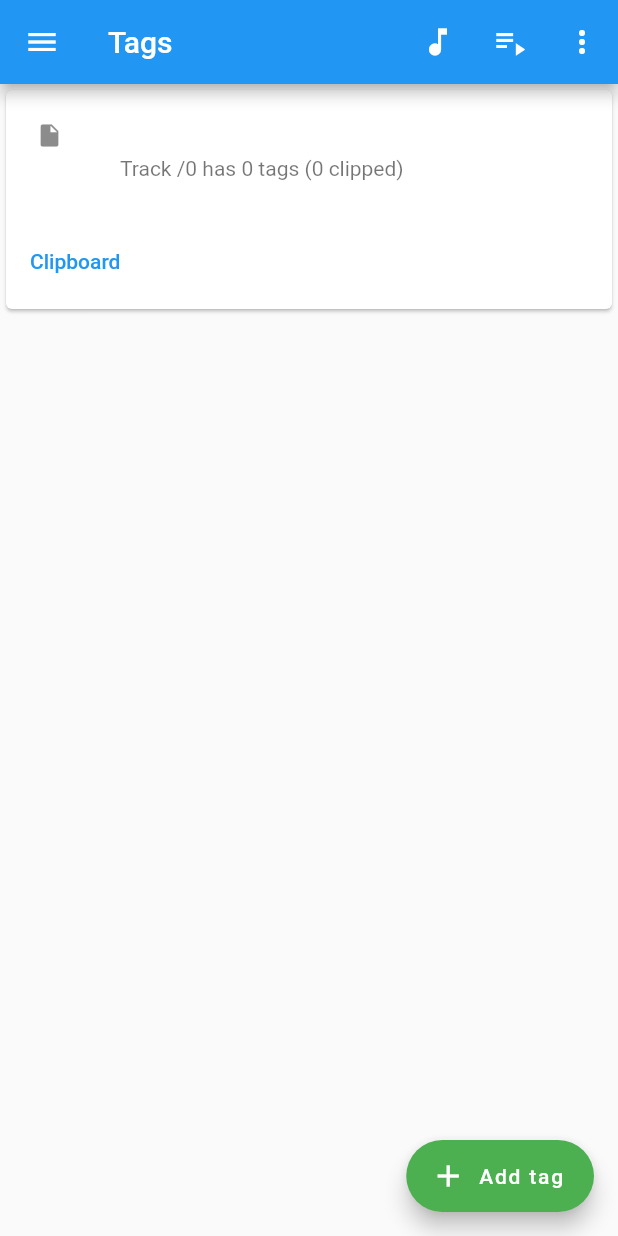
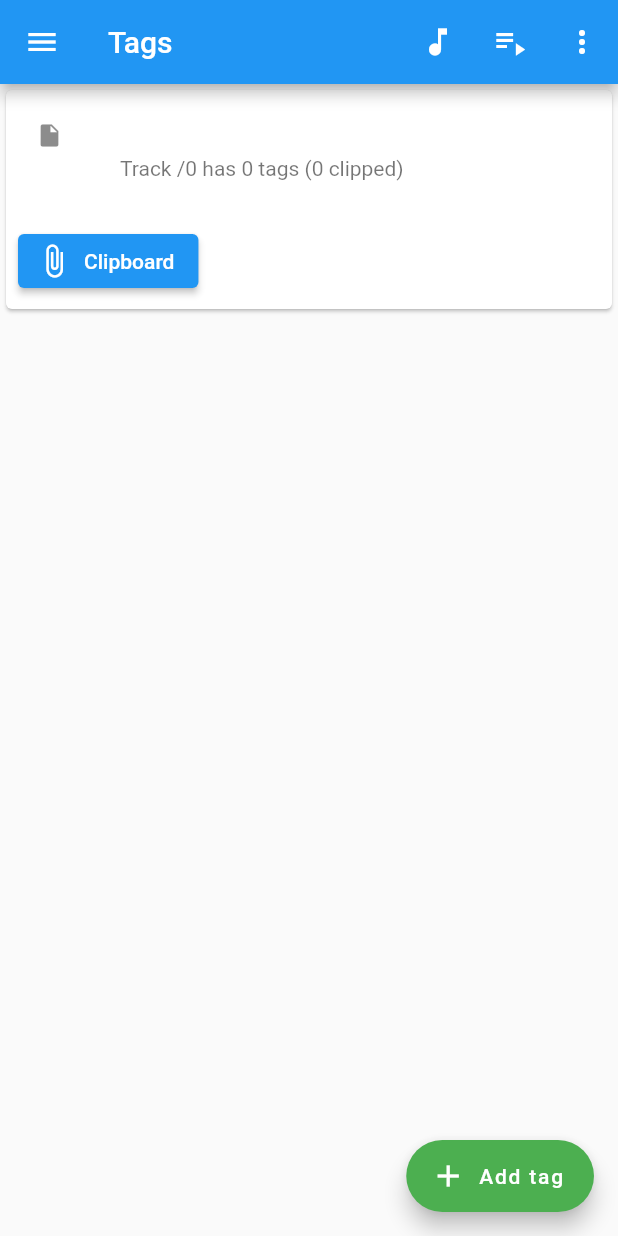
Before and after one commit to davidSchlosser/ql-coda, a Flutter app: the EditTagsView screen opened by its route, on a phone screen of 412 x 824 dp. Run offline on Flutter 3.47's test engine with Material 2 defaults, Android fonts, the phone set to English and light mode, and no system bars; our stand-ins replace bloc, equatable, flutter_bloc, flutter_riverpod, flutter_slidable, flutter_typeahead and 4 more; missing offline and left inert: mqtt_client.

Commit message:
clean code. Add Save button. Change text buttons.

```diff
--- a/ql_coda/lib/screens/track_tags_view.dart
+++ b/ql_coda/lib/screens/track_tags_view.dart
@@ -27,7 +27,7 @@ class EditTagsViewState extends ConsumerState<EditTagsView> {
   late Track track;
   List<Track> editTracks = [];
   late int editTracksIndex;
-  late List<Tag> initialTrackTags;
+  List<Tag>? initialTrackTags;
 
   @override
   initState() {
@@ -53,6 +53,13 @@ class EditTagsViewState extends ConsumerState<EditTagsView> {
     List<Tag> tags = ref.watch(editedTagsProvider);
     _logger.d('EditTagsView building');
 
+    void saveTags(){
+      List<Tag> editedTags = ref.read(editedTagsProvider);
+      saveEditedTags(editedTags, [track]);
+      initialTrackTags = editedTags.toList();
+      _logger.d('save tags');
+    }
+
     return WillPopScope(
       onWillPop: () {
         return (track != editTracks[editTracksIndex])
@@ -60,9 +67,9 @@ class EditTagsViewState extends ConsumerState<EditTagsView> {
             : Future.value(true);
       },
       child: CommonScaffold(
-          title: 'Tags', // TODO show which source (album, queue, playlist)
+          title: 'Tags',
           floatingActionButton: FloatingActionButton.extended(
-            label: Text('Add tag'),// add new tag
+            label: const Text('Add tag'),// add new tag
             onPressed: () {
               Navigator.push(context, EditSingleTagPopup(tagIndex: -1));  // not an existing or clipbaord tag
               // EditSingleTagView(tagIndex: -1); // not an existing or clipbaord tag
@@ -73,29 +80,24 @@ class EditTagsViewState extends ConsumerState<EditTagsView> {
           popupMenu: PopupMenuButton(
             itemBuilder: (BuildContext context) => [
               PopupMenuItem(
-                onTap: () {
-                  List<Tag> editedTags = ref.read(editedTagsProvider);
-                  saveEditedTags(editedTags, [track]);
-                  initialTrackTags = editedTags.toList();
-                  _logger.d('save tags');
-                },
-                child: Text('Save tag changes to track'),
+                onTap: () => saveTags(),
+                child: const Text('Save tag changes to track'),
               ),
               PopupMenuItem(
                 onTap: () => {},
-                child: Text('Clip selected tags'),
+                child: const Text('Clip selected tags'),
               ),
               PopupMenuItem(
                 onTap: () => {},
-                child: Text('Unclip selected tags'),
+                child: const Text('Unclip selected tags'),
               ),
               PopupMenuItem(
                 onTap: () => {},
-                child: Text('Select all'),
+                child: const Text('Select all'),
               ),
               PopupMenuItem(
                 onTap: () => {},
-                child: Text('Deselect all'),
+                child: const Text('Deselect all'),
               ),
               PopupMenuItem<
                   void Function(BuildContext context, WidgetRef? ref)>(
@@ -109,7 +111,7 @@ class EditTagsViewState extends ConsumerState<EditTagsView> {
                     },
                   ));
                 },
-                child: Text('View clipboard tags'),
+                child: const Text('View clipboard tags'),
               ),
             ],
           ),
@@ -138,15 +140,13 @@ class EditTagsViewState extends ConsumerState<EditTagsView> {
                       }),
                     ),
 
-                    // show next/previous buttons more than 1 track
-                    // TODO add a button to save the changes, activated only after changes have been made
-
                     Row(
                       children: [
                         ButtonBar(
                             alignment: MainAxisAlignment.start,
                             children: [
-                              TextButton(
+                              ElevatedButton.icon(
+                                icon: const Icon(Icons.attach_file),
                                   onPressed: (){
                                   // display the tags in the clipboard
                                   Navigator.push(context, AssembleRoute(
@@ -159,30 +159,39 @@ class EditTagsViewState extends ConsumerState<EditTagsView> {
                                   ));}
                                   //assembleClipboardTags(context: context);
                                   ,
-                                  child: const Text('Clipboard'),
+                                  label: const Text('Clipboard'),
+                              ),
+                              initialTrackTags != null && tagsAreDifferent(initialTrackTags!, tags)
+                              ? ElevatedButton.icon(
+                                icon: const Icon(Icons.save),
+                                onPressed: () => saveTags(),
+                                label: const Text('Save'),
                               )
+                                  : const NilWidget(),
                             ]),
                         const Spacer(),
                         (editTracks.length > 1)
                             ? ButtonBar(
                                 alignment: MainAxisAlignment.end,
                                 children: <Widget>[
-                                    TextButton(
+                                    ElevatedButton.icon(
+                                      icon: const Icon(Icons.skip_previous),
                                       onPressed: (editTracksIndex > 0)
                                           ? () {
                                               moveTo(context, track, -1);
                                             }
                                           : null,
-                                      child: const Text('Previous'),
+                                      label: const Text('Previous'),
                                     ),
-                                    TextButton(
+                                  ElevatedButton.icon(
+                                    icon: const Icon(Icons.skip_next),
                                       onPressed: (editTracksIndex <
                                               editTracks.length - 1)
                                           ? () {
                                               moveTo(context, track, 1);
                                             }
                                           : null,
-                                      child: const Text('Next'),
+                                      label: const Text('Next'),
                                     )
                                   ])
                             : const NilWidget()
@@ -206,7 +215,7 @@ class EditTagsViewState extends ConsumerState<EditTagsView> {
     //
     bool itsOkToMove = true;
     List<Tag> tags = ref.read(editedTagsProvider);
-    if (tagsAreDifferent(initialTrackTags, tags)) {
+    if (tagsAreDifferent(initialTrackTags!, tags)) {
       // if (tags != initialTrackTags) {
       // tags were edited
       itsOkToMove = await isItOkToLoseChanges(context);
```
